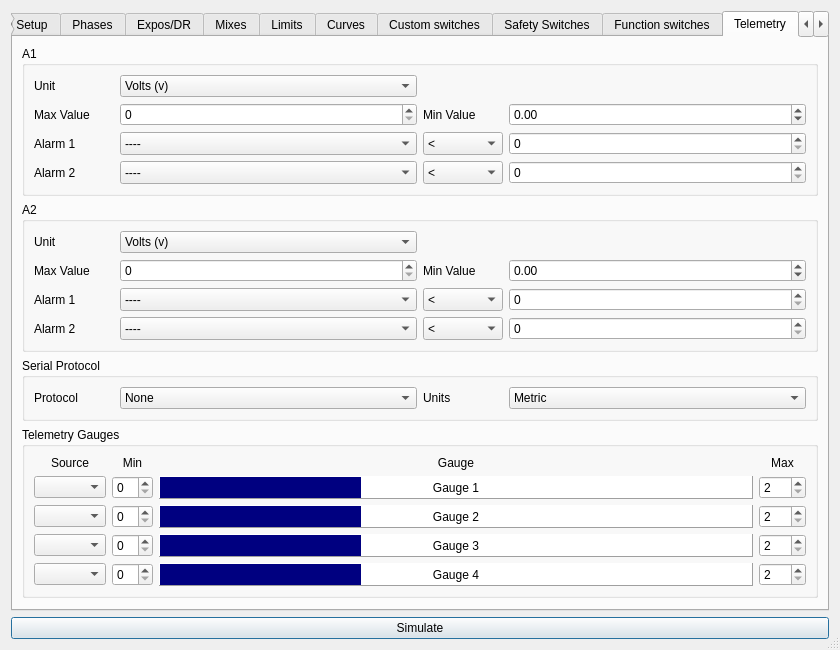
Qt form src/modeledit.ui (roberto1903/companion9x) before a commit.
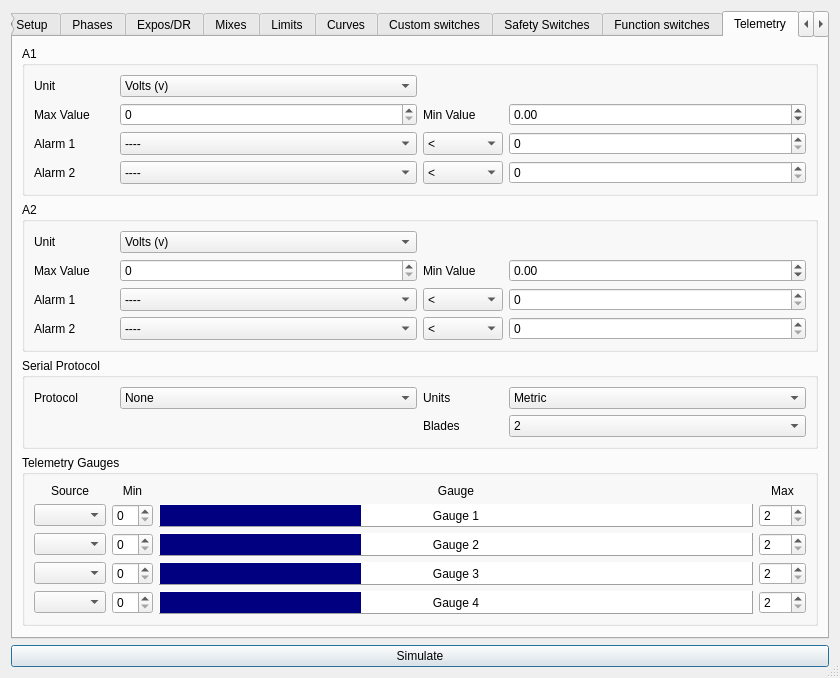
The same form after that commit. Icons and pictures are not drawn.

Diff of the .ui file:
```diff
--- a/src/modeledit.ui
+++ b/src/modeledit.ui
@@ -9650,6 +9650,32 @@
               </item>
              </widget>
             </item>
+            <item row="1" column="3">
+             <widget class="QComboBox" name="frskyBladesCB">
+              <item>
+               <property name="text">
+                <string>2</string>
+               </property>
+              </item>
+              <item>
+               <property name="text">
+                <string>3</string>
+               </property>
+              </item>
+              <item>
+               <property name="text">
+                <string>4</string>
+               </property>
+              </item>
+             </widget>
+            </item>
+            <item row="1" column="2">
+             <widget class="QLabel" name="blades_label">
+              <property name="text">
+               <string>Blades</string>
+              </property>
+             </widget>
+            </item>
            </layout>
           </item>
          </layout>
```
